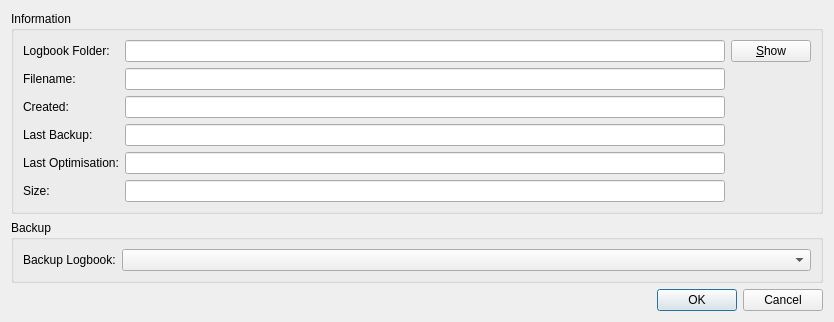
First picture: the form in src/UserInterface/src/Dialog/LogbookSettingsDialog.ui, repository till213/SkyDolly, before the edit.
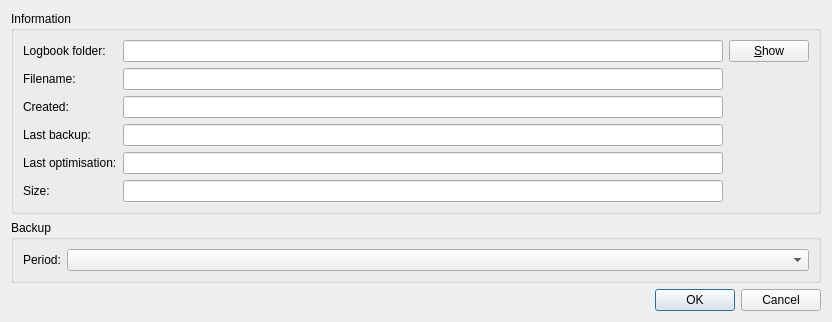
Second picture: the form after the edit. Custom widgets are drawn as their Qt base class.

Commit message: Apply Apple UI design style

```diff
--- a/src/UserInterface/src/Dialog/LogbookSettingsDialog.ui
+++ b/src/UserInterface/src/Dialog/LogbookSettingsDialog.ui
@@ -38,7 +38,7 @@
         <item row="0" column="0">
          <widget class="QLabel" name="label">
           <property name="text">
-           <string>Logbook Folder:</string>
+           <string>Logbook folder:</string>
           </property>
          </widget>
         </item>
@@ -98,7 +98,7 @@
         <item row="3" column="0">
          <widget class="QLabel" name="label_6">
           <property name="text">
-           <string>Last Backup:</string>
+           <string>Last backup:</string>
           </property>
          </widget>
         </item>
@@ -118,7 +118,7 @@
         <item row="4" column="0">
          <widget class="QLabel" name="label_5">
           <property name="text">
-           <string>Last Optimisation:</string>
+           <string>Last optimisation:</string>
           </property>
          </widget>
         </item>
@@ -176,7 +176,7 @@
       <item row="0" column="0">
        <widget class="QLabel" name="label_7">
         <property name="text">
-         <string>Backup Logbook:</string>
+         <string>Period:</string>
         </property>
        </widget>
       </item>
```
